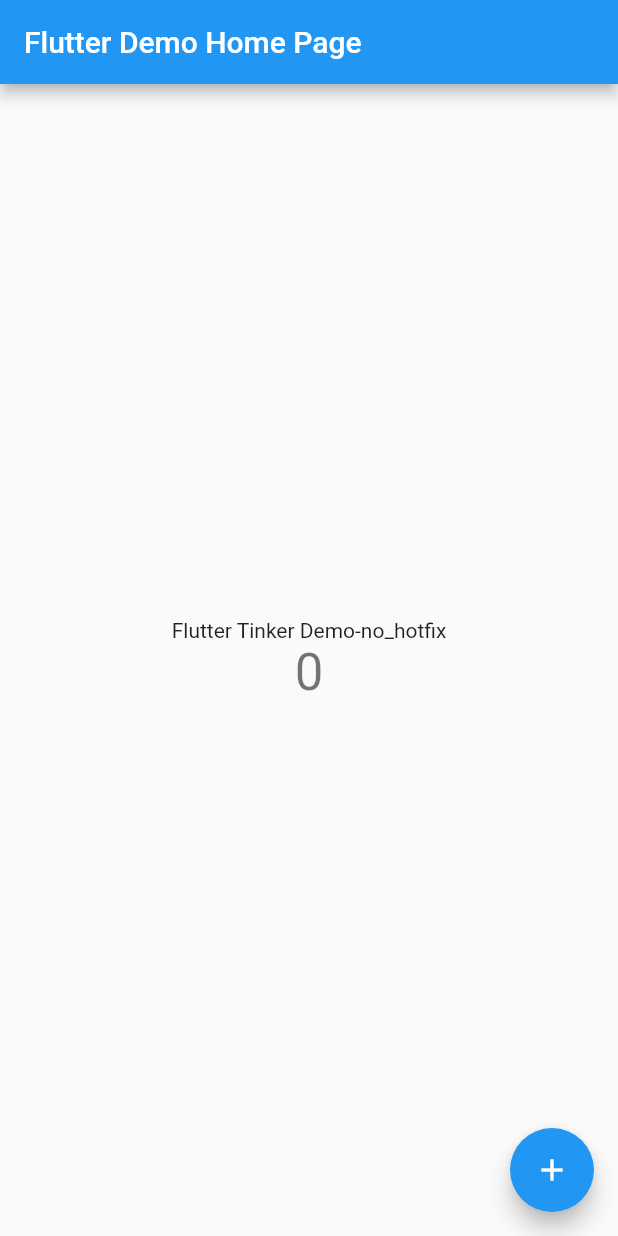
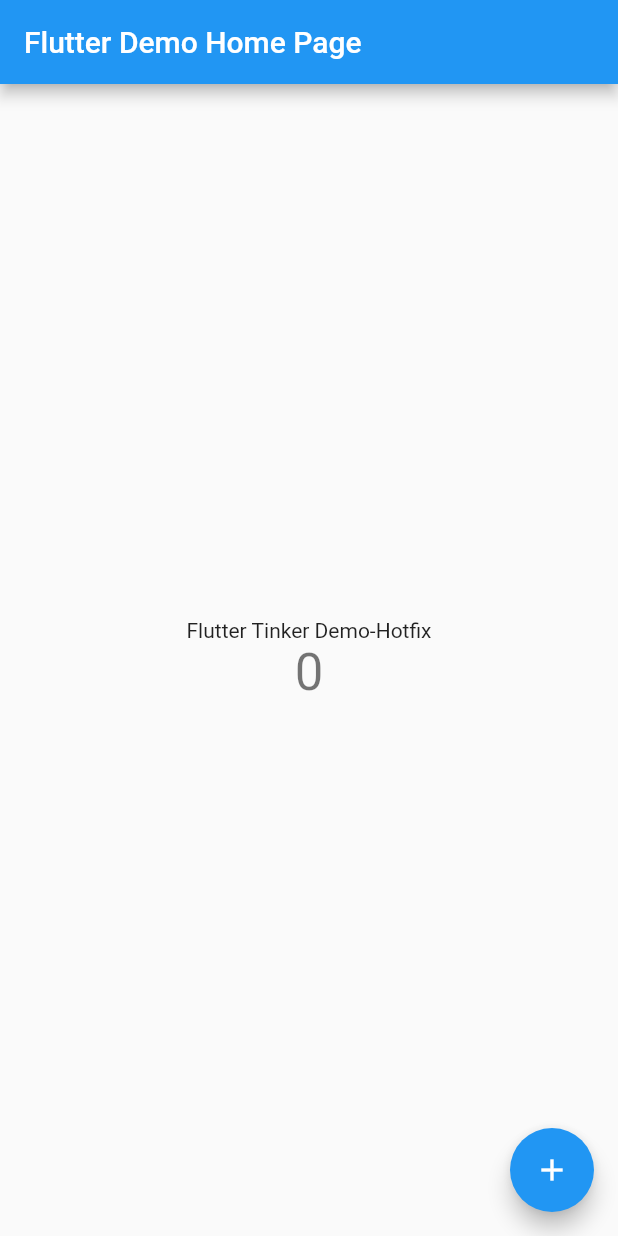
Before and after one commit to KnightOneAdmin/flutter_tinker, a Flutter app: the screen it shows after launch, on a phone screen of 412 x 824 dp. Run offline on Flutter 3.47's test engine with Material 2 defaults, Android fonts, the phone set to English and light mode, and no system bars.

Commit message:
*fix 1、bugfxi

```diff
--- a/lib/main.dart
+++ b/lib/main.dart
@@ -94,7 +94,7 @@ class _MyHomePageState extends State<MyHomePage> {
           mainAxisAlignment: MainAxisAlignment.center,
           children: <Widget>[
             Text(
-              'Flutter Tinker Demo-no_hotfix',
+              'Flutter Tinker Demo-Hotfix',
             ),
             Text(
               '$_counter',
```
Also changed, not shown: 99 other files.
